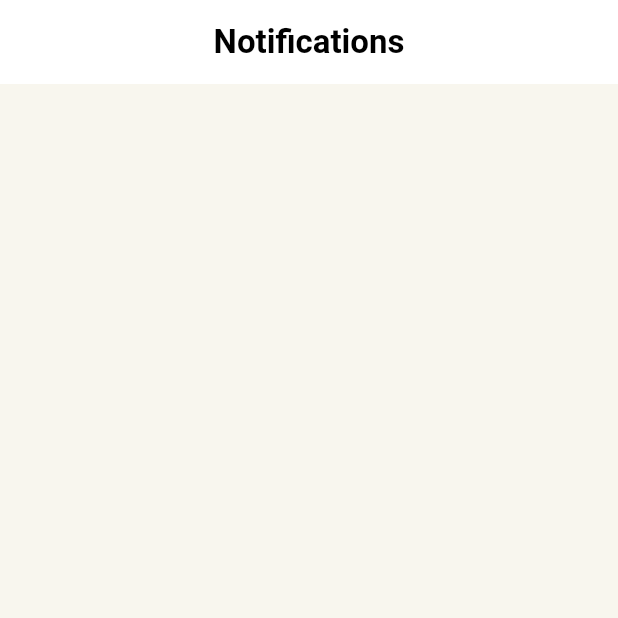
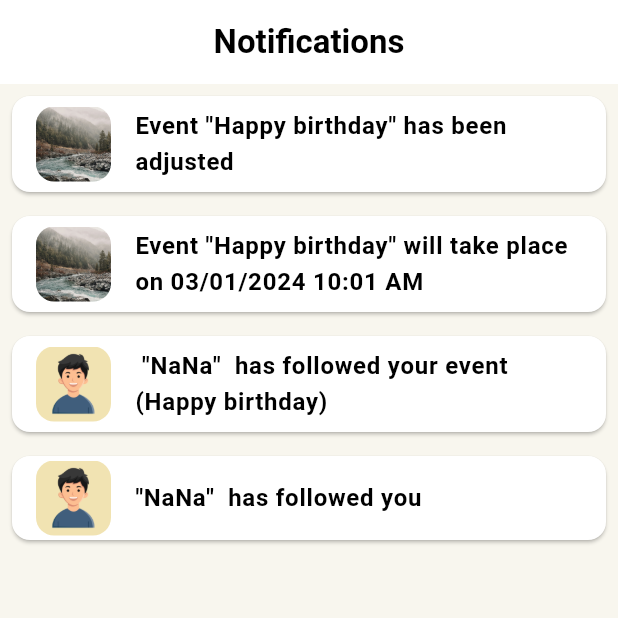
Before and after one commit to luke-nguyen-goldenowl/join_me, a Flutter app: the NotificationView screen opened by its route, on a phone screen of 412 x 824 dp, the top half of it. Run offline on Flutter 3.47's test engine with Material 3 defaults, Android fonts, the phone set to English and light mode, and no system bars; our stand-ins replace bot_toast, cached_network_image, cloud_firestore, connectivity_plus, device_info_plus, dio and 29 more; missing offline and left inert: flutter_facebook_auth, version; accounts and stored records are empty; generated files the repository leaves out were written again; project files that could hold a hidden picture were left out.

Commit message:
notifications screen

```diff
--- a/lib/src/features/notification/logic/notify_bloc.dart
+++ b/lib/src/features/notification/logic/notify_bloc.dart
@@ -1,6 +1,13 @@
 import 'package:flutter_bloc/flutter_bloc.dart';
 import 'package:myapp/src/features/notification/logic/notify_state.dart';
+import 'package:myapp/src/network/domain_manager.dart';
 
 class NotifyBloc extends Cubit<NotifyState> {
   NotifyBloc() : super(NotifyState.ds());
+  DomainManager get domain => DomainManager();
+
+  void getNotifies() {
+    final result = domain.notification.getNotifies("1");
+    emit(state.copyWith(notifies: result.data));
+  }
 }
--- a/lib/src/features/notification/logic/notify_state.dart
+++ b/lib/src/features/notification/logic/notify_state.dart
@@ -1,7 +1,7 @@
-enum TypeNotify { followEvent, followUser, upcomingEvent, changeEvent }
+import 'package:myapp/src/network/model/notification/notification_model.dart';
 
 class NotifyState {
-  List<dynamic> notifies;
+  List<NotificationModel> notifies;
   NotifyState({
     required this.notifies,
   });
@@ -11,7 +11,7 @@ class NotifyState {
   }
 
   NotifyState copyWith({
-    List<dynamic>? notifies,
+    List<NotificationModel>? notifies,
   }) {
     return NotifyState(
       notifies: notifies ?? this.notifies,
--- a/lib/src/features/notification/view/notification_view.dart
+++ b/lib/src/features/notification/view/notification_view.dart
@@ -1,4 +1,12 @@
 import 'package:flutter/material.dart';
+import 'package:flutter_bloc/flutter_bloc.dart';
+import 'package:myapp/src/features/notification/logic/notify_bloc.dart';
+import 'package:myapp/src/features/notification/logic/notify_state.dart';
+import 'package:myapp/src/features/notification/widget/notfication_change_event.dart';
+import 'package:myapp/src/features/notification/widget/notifcation_upcoming_event.dart';
+import 'package:myapp/src/features/notification/widget/notification_follow_event.dart';
+import 'package:myapp/src/features/notification/widget/notification_follow_user.dart';
+import 'package:myapp/src/network/data/notification/notification_repository_mock.dart';
 import 'package:myapp/widgets/appbar/app_bar_custom.dart';
 
 class NotificationView extends StatelessWidget {
@@ -6,12 +14,38 @@ class NotificationView extends StatelessWidget {
 
   @override
   Widget build(BuildContext context) {
-    return const Scaffold(
-      appBar: AppBarCustom(
-        title: "Notifications",
-      ),
-      body: Column(
-        children: [],
+    return BlocProvider(
+      create: (_) => NotifyBloc()..getNotifies(),
+      child: BlocBuilder<NotifyBloc, NotifyState>(
+        buildWhen: (previous, current) => previous != current,
+        builder: (context, state) {
+          return Scaffold(
+            appBar: const AppBarCustom(
+              title: "Notifications",
+            ),
+            body: ListView.builder(
+              itemCount: state.notifies.length,
+              itemBuilder: ((context, index) {
+                switch (state.notifies[index].type) {
+                  case TypeNotify.changeEvent:
+                    return NotificationChangeEvent(
+                        changeEvent: state.notifies[index].data);
+
+                  case TypeNotify.followEvent:
+                    return NotificationFollowEvent(
+                        followEvent: state.notifies[index].data);
+                  case TypeNotify.followUser:
+                    return NotificationFollowUser(
+                        followUser: state.notifies[index].data);
+
+                  case TypeNotify.upcomingEvent:
+                    return NotificationUpcomingEvent(
+                        upcomingEvent: state.notifies[index].data);
+                }
+              }),
+            ),
+          );
+        },
       ),
     );
   }
--- /dev/null
+++ b/lib/src/features/notification/widget/notfication_change_event.dart
@@ -0,0 +1,35 @@
+import 'package:flutter/material.dart';
+import 'package:myapp/src/network/model/notification/change_event.dart';
+
+class NotificationChangeEvent extends StatelessWidget {
+  const NotificationChangeEvent({super.key, required this.changeEvent});
+
+  final MChangeEvent changeEvent;
+  @override
+  Widget build(BuildContext context) {
+    return Card(
+      margin: const EdgeInsets.all(8.0),
+      child: ListTile(
+        leading: ClipRRect(
+          borderRadius: BorderRadius.circular(12),
+          child: Image.asset(
+            changeEvent.event.images[0],
+            height: 50,
+            width: 50,
+            fit: BoxFit.cover,
+          ),
+        ),
+        title: Expanded(
+          child: Text(
+            'Event "${changeEvent.event.name}" has been adjusted',
+            style: const TextStyle(fontWeight: FontWeight.bold),
+          ),
+        ),
+        onTap: () {
+          // Xử lý khi người dùng chọn một thông báo
+          print('Tapped on notification');
+        },
+      ),
+    );
+  }
+}
--- /dev/null
+++ b/lib/src/features/notification/widget/notifcation_upcoming_event.dart
@@ -0,0 +1,37 @@
+import 'package:flutter/material.dart';
+import 'package:intl/intl.dart';
+
+import 'package:myapp/src/network/model/notification/upcoming_event.dart';
+
+class NotificationUpcomingEvent extends StatelessWidget {
+  const NotificationUpcomingEvent({super.key, required this.upcomingEvent});
+
+  final MUpcomingEvent upcomingEvent;
+  @override
+  Widget build(BuildContext context) {
+    return Card(
+      margin: const EdgeInsets.all(8.0),
+      child: ListTile(
+        leading: ClipRRect(
+          borderRadius: BorderRadius.circular(12),
+          child: Image.asset(
+            upcomingEvent.event.images[0],
+            height: 50,
+            width: 50,
+            fit: BoxFit.cover,
+          ),
+        ),
+        title: Expanded(
+          child: Text(
+            'Event "${upcomingEvent.event.name}" will take place on ${DateFormat('dd/MM/yyyy HH:MM a').format(upcomingEvent.event.startDate!)}',
+            style: const TextStyle(fontWeight: FontWeight.bold),
+          ),
+        ),
+        onTap: () {
+          // Xử lý khi người dùng chọn một thông báo
+          print('Tapped on notification');
+        },
+      ),
+    );
+  }
+}
--- /dev/null
+++ b/lib/src/features/notification/widget/notification_follow_event.dart
@@ -0,0 +1,37 @@
+import 'package:flutter/material.dart';
+import 'package:myapp/src/network/model/notification/follow_event.dart';
+
+class NotificationFollowEvent extends StatelessWidget {
+  const NotificationFollowEvent({super.key, required this.followEvent});
+
+  final MFollowEvent followEvent;
+  @override
+  Widget build(BuildContext context) {
+    return Card(
+      margin: const EdgeInsets.all(8.0),
+      child: ListTile(
+        leading: ClipRRect(
+          borderRadius: BorderRadius.circular(12),
+          child: Image.asset(
+            followEvent.user.avatar!,
+            height: 50,
+            width: 50,
+            fit: BoxFit.cover,
+          ),
+        ),
+        title: Expanded(
+          child: Text(
+            ' "${followEvent.user.name}"  has followed your event (${followEvent.event.name})',
+            style: const TextStyle(fontWeight: FontWeight.bold),
+            maxLines: 3,
+            overflow: TextOverflow.ellipsis,
+          ),
+        ),
+        onTap: () {
+          // Xử lý khi người dùng chọn một thông báo
+          print('Tapped on notification');
+        },
+      ),
+    );
+  }
+}
--- /dev/null
+++ b/lib/src/features/notification/widget/notification_follow_user.dart
@@ -0,0 +1,33 @@
+import 'package:flutter/material.dart';
+import 'package:myapp/src/network/model/notification/follow_user.dart';
+
+class NotificationFollowUser extends StatelessWidget {
+  const NotificationFollowUser({super.key, required this.followUser});
+
+  final MFollowUser followUser;
+  @override
+  Widget build(BuildContext context) {
+    return Card(
+      margin: const EdgeInsets.all(8.0),
+      child: ListTile(
+        leading: ClipRRect(
+          borderRadius: BorderRadius.circular(12),
+          child: Image.asset(
+            followUser.user.avatar!,
+            height: 50,
+            width: 50,
+            fit: BoxFit.cover,
+          ),
+        ),
+        title: Text(
+          '"${followUser.user.name}"  has followed you',
+          style: const TextStyle(fontWeight: FontWeight.bold),
+        ),
+        onTap: () {
+          // Xử lý khi người dùng chọn một thông báo
+          print('Tapped on notification');
+        },
+      ),
+    );
+  }
+}
--- /dev/null
+++ b/lib/src/network/data/notification/notification_repository_mock.dart
@@ -0,0 +1,91 @@
+import 'package:latlong2/latlong.dart';
+import 'package:myapp/src/network/model/common/result.dart';
+import 'package:myapp/src/network/model/event/event.dart';
+import 'package:myapp/src/network/model/notification/change_event.dart';
+import 'package:myapp/src/network/model/notification/follow_event.dart';
+import 'package:myapp/src/network/model/notification/follow_user.dart';
+import 'package:myapp/src/network/model/notification/notification_model.dart';
+import 'package:myapp/src/network/model/notification/upcoming_event.dart';
+import 'package:myapp/src/network/model/user/user.dart';
+
+enum TypeNotify { followEvent, followUser, upcomingEvent, changeEvent }
+
+final List<NotificationModel> notifies = [
+  NotificationModel(
+    type: TypeNotify.changeEvent,
+    data: MChangeEvent(
+      id: '1',
+      event: MEvent(
+        id: '1',
+        name: "Happy birthday",
+        description: "this is description",
+        images: ["assets/images/images/bg-event.jpg"],
+        startDate: DateTime.now(),
+        deadline: DateTime.now(),
+        province: 'Ho Chi Minh',
+        location: LatLng(88.00015, 85.1316546),
+        host: const MUser(
+            id: '1', name: 'Keith', avatar: "assets/images/images/avatar.png"),
+        follower: 122,
+        type: 'sport',
+      ),
+    ),
+  ),
+  NotificationModel(
+    type: TypeNotify.upcomingEvent,
+    data: MUpcomingEvent(
+      id: '1',
+      event: MEvent(
+        id: '1',
+        name: "Happy birthday",
+        description: "this is description",
+        images: ["assets/images/images/bg-event.jpg"],
+        startDate: DateTime.now(),
+        deadline: DateTime.now(),
+        province: 'Ho Chi Minh',
+        location: LatLng(88.00015, 85.1316546),
+        host: const MUser(
+            id: '1', name: 'Keith', avatar: "assets/images/images/avatar.png"),
+        follower: 122,
+        type: 'sport',
+      ),
+    ),
+  ),
+  NotificationModel(
+    type: TypeNotify.followEvent,
+    data: MFollowEvent(
+      id: '1',
+      event: MEvent(
+        id: '1',
+        name: "Happy birthday",
+        description: "this is description",
+        images: ["assets/images/images/bg-event.jpg"],
+        startDate: DateTime.now(),
+        deadline: DateTime.now(),
+        province: 'Ho Chi Minh',
+        location: LatLng(88.00015, 85.1316546),
+        host: const MUser(
+            id: '1', name: 'Keith', avatar: "assets/images/images/avatar.png"),
+        follower: 122,
+        type: 'sport',
+      ),
+      user: const MUser(
+          id: '2', name: 'NaNa', avatar: "assets/images/images/avatar.png"),
+    ),
+  ),
+  NotificationModel(
+    type: TypeNotify.followUser,
+    data: MFollowUser(
+      id: '3',
+      user: const MUser(
+          id: '2', name: 'NaNa', avatar: "assets/images/images/avatar.png"),
+    ),
+  )
+];
+
+class NotificationRepositoryMock {
+  MResult<List<NotificationModel>> getNotifies(String userId) {
+    final result = notifies;
+    return MResult.success(result);
+  }
+}
--- a/lib/src/network/domain_manager.dart
+++ b/lib/src/network/domain_manager.dart
@@ -1,4 +1,5 @@
 import 'package:myapp/src/network/data/event/event_repository_mock.dart';
+import 'package:myapp/src/network/data/notification/notification_repository_mock.dart';
 import 'package:myapp/src/network/data/sign/sign_repository_impl.dart';
 import 'package:myapp/src/network/data/story/story_repository_mock.dart';
 import 'blob/data/upload_repository_impl.dart';
@@ -17,4 +18,5 @@ class DomainManager {
   final sign = SignRepositoryImpl();
   final story = StoryRepositoryMock();
   final event = EventRepositoryMock();
+  final notification = NotificationRepositoryMock();
 }
--- /dev/null
+++ b/lib/src/network/model/notification/change_event.dart
@@ -0,0 +1,55 @@
+// ignore_for_file: public_member_api_docs, sort_constructors_first
+import 'dart:convert';
+
+import 'package:myapp/src/network/model/event/event.dart';
+
+class MChangeEvent {
+  String id;
+  MEvent event;
+  MChangeEvent({
+    required this.id,
+    required this.event,
+  });
+
+  MChangeEvent copyWith({
+    String? id,
+    MEvent? event,
+  }) {
+    return MChangeEvent(
+      id: id ?? this.id,
+      event: event ?? this.event,
+    );
+  }
+
+  Map<String, dynamic> toMap() {
+    return <String, dynamic>{
+      'id': id,
+      'event': event.toMap(),
+    };
+  }
+
+  factory MChangeEvent.fromMap(Map<String, dynamic> map) {
+    return MChangeEvent(
+      id: map['id'] as String,
+      event: MEvent.fromMap(map['event'] as Map<String, dynamic>),
+    );
+  }
+
+  String toJson() => json.encode(toMap());
+
+  factory MChangeEvent.fromJson(String source) =>
+      MChangeEvent.fromMap(json.decode(source) as Map<String, dynamic>);
+
+  @override
+  String toString() => 'MChangeEvent(id: $id, event: $event)';
+
+  @override
+  bool operator ==(covariant MChangeEvent other) {
+    if (identical(this, other)) return true;
+
+    return other.id == id && other.event == event;
+  }
+
+  @override
+  int get hashCode => id.hashCode ^ event.hashCode;
+}
--- /dev/null
+++ b/lib/src/network/model/notification/follow_event.dart
@@ -0,0 +1,59 @@
+// ignore_for_file: public_member_api_docs, sort_constructors_first
+import 'dart:convert';
+
+import 'package:myapp/src/network/model/event/event.dart';
+import 'package:myapp/src/network/model/user/user.dart';
+
+class MFollowEvent {
+  String id;
+  MEvent event;
+  MUser user;
+  MFollowEvent({
+    required this.id,
+    required this.event,
+    required this.user,
+  });
+
+  MFollowEvent copyWith({
+    String? id,
+    MEvent? event,
+    MUser? user,
+  }) {
+    return MFollowEvent(
+      id: id ?? this.id,
+      event: event ?? this.event,
+      user: user ?? this.user,
+    );
+  }
+
+  Map<String, dynamic> toMap() {
+    return <String, dynamic>{
+      'id': id,
+      'event': event.toMap(),
+      'user': user.toJson(),
+    };
+  }
+
+  factory MFollowEvent.fromMap(Map<String, dynamic> map) {
+    return MFollowEvent(
+      id: map['id'] as String,
+      event: MEvent.fromMap(map['event'] as Map<String, dynamic>),
+      user: MUser.fromJson(map['user'] as Map<String, dynamic>),
+    );
+  }
+
+  String toJson() => json.encode(toMap());
+
+  factory MFollowEvent.fromJson(String source) =>
+      MFollowEvent.fromMap(json.decode(source) as Map<String, dynamic>);
+
+  @override
+  bool operator ==(covariant MFollowEvent other) {
+    if (identical(this, other)) return true;
+
+    return other.id == id && other.event == event && other.user == user;
+  }
+
+  @override
+  int get hashCode => id.hashCode ^ event.hashCode ^ user.hashCode;
+}
--- /dev/null
+++ b/lib/src/network/model/notification/follow_user.dart
@@ -0,0 +1,52 @@
+// ignore_for_file: public_member_api_docs, sort_constructors_first
+import 'dart:convert';
+
+import 'package:myapp/src/network/model/user/user.dart';
+
+class MFollowUser {
+  String id;
+  MUser user;
+  MFollowUser({
+    required this.id,
+    required this.user,
+  });
+
+  MFollowUser copyWith({
+    String? id,
+    MUser? user,
+  }) {
+    return MFollowUser(
+      id: id ?? this.id,
+      user: user ?? this.user,
+    );
+  }
+
+  Map<String, dynamic> toMap() {
+    return <String, dynamic>{
+      'id': id,
+      'user': user.toJson(),
+    };
+  }
+
+  factory MFollowUser.fromMap(Map<String, dynamic> map) {
+    return MFollowUser(
+      id: map['id'] as String,
+      user: MUser.fromJson(map['user'] as Map<String, dynamic>),
+    );
+  }
+
+  String toJson() => json.encode(toMap());
+
+  factory MFollowUser.fromJson(String source) =>
+      MFollowUser.fromMap(json.decode(source) as Map<String, dynamic>);
+
+  @override
+  bool operator ==(covariant MFollowUser other) {
+    if (identical(this, other)) return true;
+
+    return other.id == id && other.user == user;
+  }
+
+  @override
+  int get hashCode => id.hashCode ^ user.hashCode;
+}
--- /dev/null
+++ b/lib/src/network/model/notification/notification_model.dart
@@ -0,0 +1,67 @@
+// ignore_for_file: public_member_api_docs, sort_constructors_first
+import 'dart:convert';
+
+import 'package:myapp/src/network/data/notification/notification_repository_mock.dart';
+
+class NotificationModel {
+  TypeNotify type;
+  dynamic data;
+  NotificationModel({
+    required this.type,
+    required this.data,
+  });
+
+  NotificationModel copyWith({
+    TypeNotify? type,
+    dynamic data,
+  }) {
+    return NotificationModel(
+      type: type ?? this.type,
+      data: data ?? this.data,
+    );
+  }
+
+  Map<String, dynamic> toMap() {
+    return <String, dynamic>{
+      'type': type.name.toString(),
+      'data': data,
+    };
+  }
+
+  factory NotificationModel.fromMap(Map<String, dynamic> map) {
+    return NotificationModel(
+      type: _getTypeNotifyFromString(map['status']),
+      data: map['data'] as dynamic,
+    );
+  }
+
+  static TypeNotify _getTypeNotifyFromString(String typeNotifyString) {
+    switch (typeNotifyString) {
+      case 'changeEvent':
+        return TypeNotify.changeEvent;
+      case 'followEvent':
+        return TypeNotify.followEvent;
+      case 'followUser':
+        return TypeNotify.followUser;
+      case 'upcomingEvent':
+        return TypeNotify.upcomingEvent;
+      default:
+        throw ArgumentError('Unknown status: $typeNotifyString');
+    }
+  }
+
+  String toJson() => json.encode(toMap());
+
+  factory NotificationModel.fromJson(String source) =>
+      NotificationModel.fromMap(json.decode(source) as Map<String, dynamic>);
+
+  @override
+  bool operator ==(covariant NotificationModel other) {
+    if (identical(this, other)) return true;
+
+    return other.type == type && other.data == data;
+  }
+
+  @override
+  int get hashCode => type.hashCode ^ data.hashCode;
+}
--- /dev/null
+++ b/lib/src/network/model/notification/upcoming_event.dart
@@ -0,0 +1,55 @@
+// ignore_for_file: public_member_api_docs, sort_constructors_first
+import 'dart:convert';
+
+import 'package:myapp/src/network/model/event/event.dart';
+
+class MUpcomingEvent {
+  String id;
+  MEvent event;
+  MUpcomingEvent({
+    required this.id,
+    required this.event,
+  });
+
+  MUpcomingEvent copyWith({
+    String? id,
+    MEvent? event,
+  }) {
+    return MUpcomingEvent(
+      id: id ?? this.id,
+      event: event ?? this.event,
+    );
+  }
+
+  Map<String, dynamic> toMap() {
+    return <String, dynamic>{
+      'id': id,
+      'event': event.toMap(),
+    };
+  }
+
+  factory MUpcomingEvent.fromMap(Map<String, dynamic> map) {
+    return MUpcomingEvent(
+      id: map['id'] as String,
+      event: MEvent.fromMap(map['event'] as Map<String, dynamic>),
+    );
+  }
+
+  String toJson() => json.encode(toMap());
+
+  factory MUpcomingEvent.fromJson(String source) =>
+      MUpcomingEvent.fromMap(json.decode(source) as Map<String, dynamic>);
+
+  @override
+  String toString() => 'MUpcomingEvent(id: $id, event: $event)';
+
+  @override
+  bool operator ==(covariant MUpcomingEvent other) {
+    if (identical(this, other)) return true;
+
+    return other.id == id && other.event == event;
+  }
+
+  @override
+  int get hashCode => id.hashCode ^ event.hashCode;
+}
```
Also changed, not shown: lib/src/features/notification/model/change_event.dart (deleted, +0 -11 lines), lib/src/features/notification/model/event.dart (deleted, +0 -12 lines), lib/src/features/notification/model/follow_event.dart (deleted, +0 -14 lines), lib/src/features/notification/model/follow_user.dart (deleted, +0 -10 lines), lib/src/features/notification/model/upcoming_event.dart (deleted, +0 -11 lines), lib/src/features/notification/model/user.dart (deleted, +0 -11 lines).
